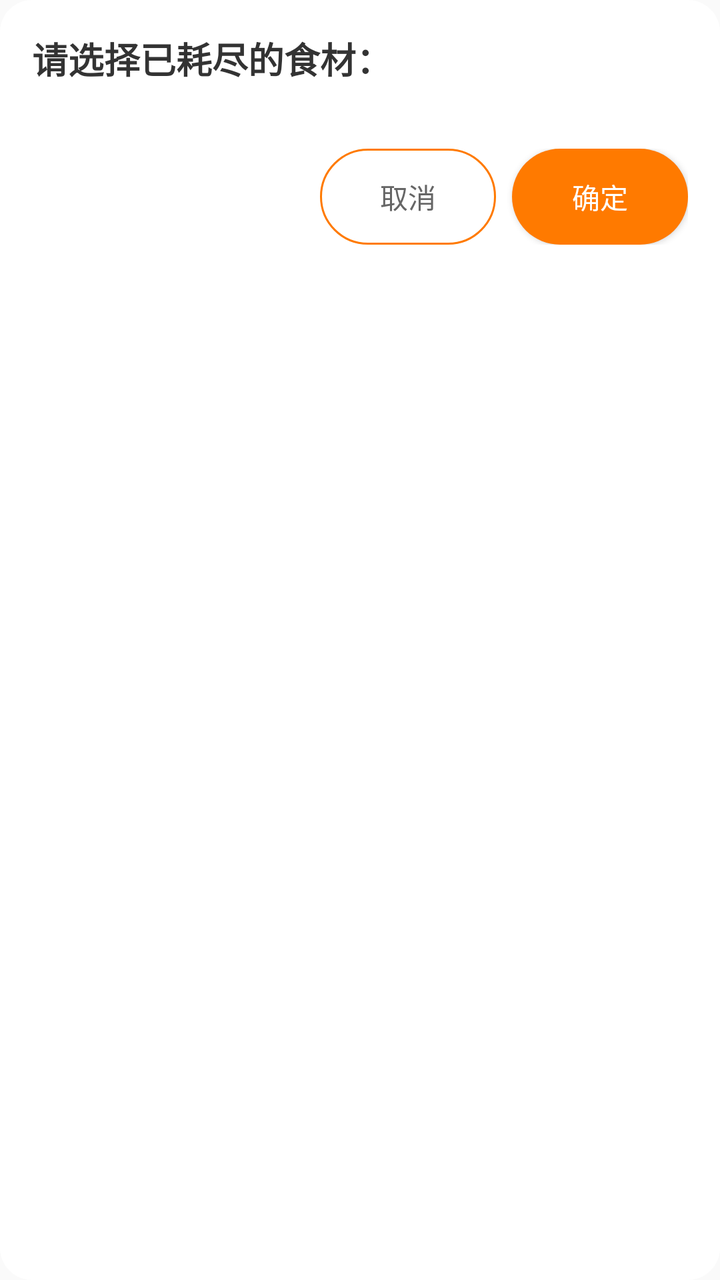
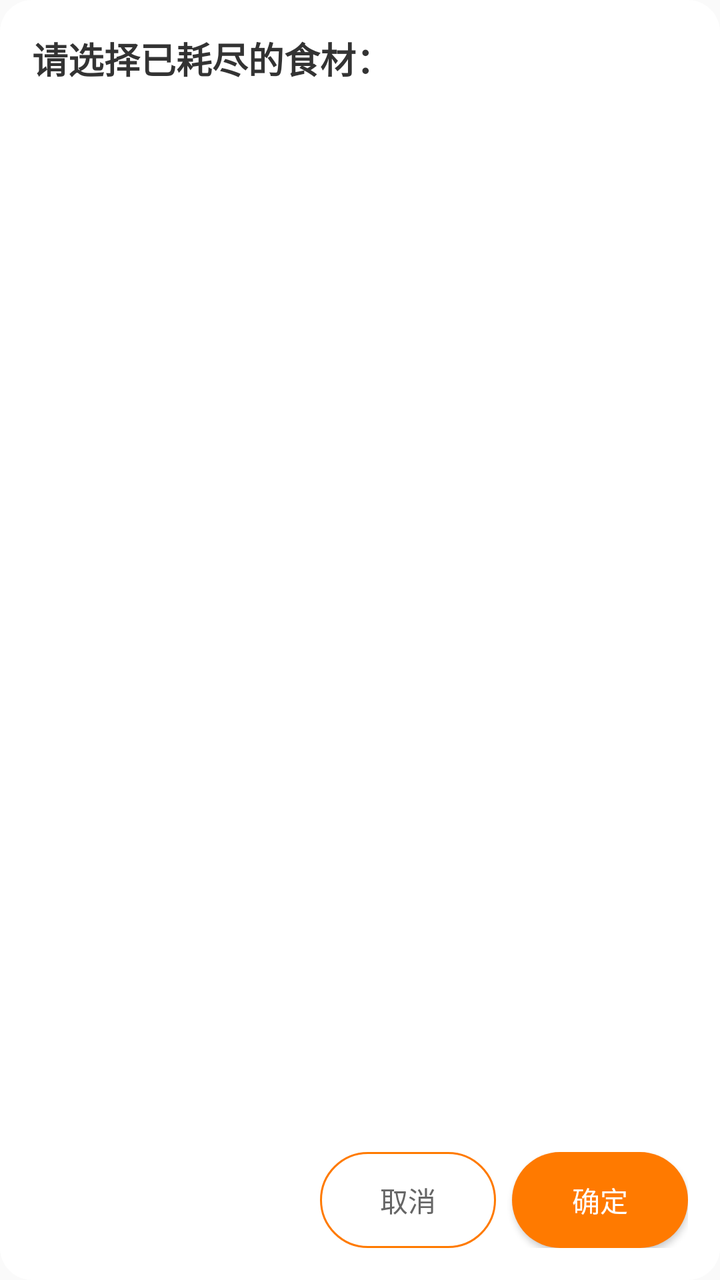

An Android layout rendered at two revisions. The XML below is the earlier revision; the diff shows what the commit changed to produce the second picture.
<!-- AndroidManifest.xml: application theme Theme.Kitchenmanager -->
<!-- res/layout/dialog_ingredient_selection.xml -->
<?xml version="1.0" encoding="utf-8"?>
<LinearLayout xmlns:android="http://schemas.android.com/apk/res/android"
    android:layout_width="match_parent"
    android:layout_height="wrap_content"
    android:orientation="vertical"
    android:padding="16dp"
    android:background="@drawable/dialog_background">

    <TextView
        android:id="@+id/tvSelectionTitle"
        android:layout_width="match_parent"
        android:layout_height="wrap_content"
        android:text="请选择已耗尽的食材："
        android:textSize="18sp"
        android:textColor="#333333"
        android:textStyle="bold"
        android:paddingBottom="16dp"/>

    <ScrollView
        android:layout_width="match_parent"
        android:layout_height="wrap_content"
        android:layout_marginBottom="16dp"
        android:maxHeight="400dp">

        
        <LinearLayout
            android:id="@+id/ingredientsContainer"
            android:layout_width="match_parent"
            android:layout_height="wrap_content"
            android:orientation="vertical"/>
    </ScrollView>

    <LinearLayout
        android:layout_width="match_parent"
        android:layout_height="wrap_content"
        android:orientation="horizontal"
        android:gravity="end">

        <Button
            android:id="@+id/btnCancel"
            android:layout_width="wrap_content"
            android:layout_height="48dp"
            android:layout_marginEnd="8dp"
            android:text="取消"
            android:textColor="#666666"
            android:background="@drawable/button_outline"
            android:textAllCaps="false"/>

        <Button
            android:id="@+id/btnConfirm"
            android:layout_width="wrap_content"
            android:layout_height="48dp"
            android:text="确定"
            android:textColor="#FFFFFF"
            android:background="@drawable/button_primary"
            android:textAllCaps="false"/>
    </LinearLayout>
</LinearLayout>
<!-- resources referenced by this layout -->
<resources>
  <!-- drawable button_outline (drawable) -->
  <?xml version="1.0" encoding="utf-8"?>
  <shape xmlns:android="http://schemas.android.com/apk/res/android">
      <stroke android:width="1dp" android:color="#FF7A00"/>
      <corners android:radius="24dp"/>
  </shape>
  <!-- drawable button_primary (drawable) -->
  <?xml version="1.0" encoding="utf-8"?>
  <shape xmlns:android="http://schemas.android.com/apk/res/android">
      <solid android:color="#FF7A00"/>
      <corners android:radius="24dp"/>
  </shape>
  <!-- drawable dialog_background (drawable) -->
  <?xml version="1.0" encoding="utf-8"?>
  <shape xmlns:android="http://schemas.android.com/apk/res/android">
      <solid android:color="#FFFFFF"/>
      <corners android:radius="16dp"/>
  </shape>
  <style name="Theme.Kitchenmanager" parent="Base.Theme.Kitchenmanager" />
  <style name="Base.Theme.Kitchenmanager" parent="Theme.MaterialComponents.DayNight.NoActionBar.Bridge">
          
          
      </style>
</resources>

<!-- the commit's change to res/layout/dialog_ingredient_selection.xml (unified diff, before → after) -->
@@ -18,11 +18,10 @@
 
     <ScrollView
         android:layout_width="match_parent"
-        android:layout_height="wrap_content"
-        android:layout_marginBottom="16dp"
-        android:maxHeight="400dp">
+        android:layout_height="0dp"
+        android:layout_weight="1"
+        android:layout_marginBottom="16dp">
 
-        
         <LinearLayout
             android:id="@+id/ingredientsContainer"
             android:layout_width="match_parent"
